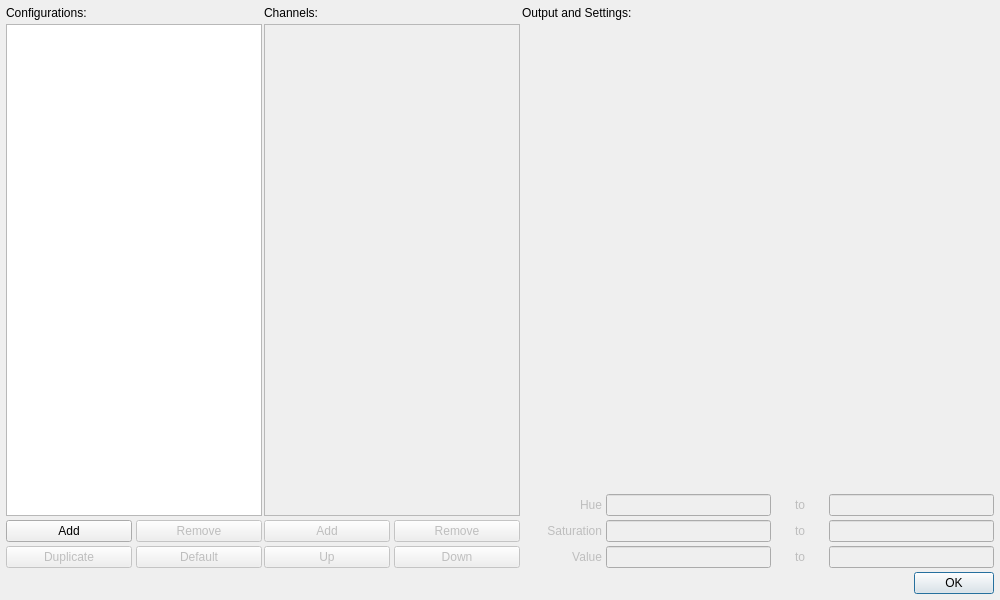
Old version of the form ui/vision_dialog.ui in the repository kipr/cs2.
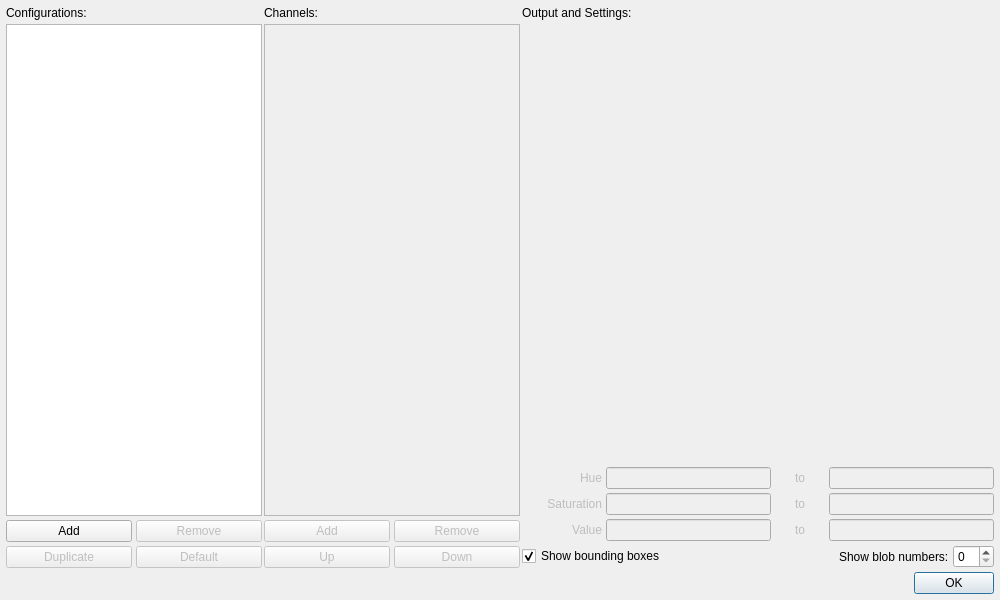
New version of the form. Icons and pictures are not drawn. Custom widgets are drawn as their Qt base class.

Commit message: Blob labeling and bbox toggling in vision dialog

What changed in the file:
```diff
--- a/ui/vision_dialog.ui
+++ b/ui/vision_dialog.ui
@@ -261,7 +261,7 @@
       </layout>
      </item>
      <item>
-      <layout class="QVBoxLayout" name="verticalLayout_2" stretch="0,1,0">
+      <layout class="QVBoxLayout" name="verticalLayout_2" stretch="0,1,0,0">
        <property name="spacing">
         <number>4</number>
        </property>
@@ -441,6 +441,47 @@
          </layout>
         </widget>
        </item>
+       <item>
+        <layout class="QHBoxLayout" name="horizontalLayout_2">
+         <item>
+          <widget class="QCheckBox" name="showBoundingBox">
+           <property name="text">
+            <string>Show bounding boxes</string>
+           </property>
+           <property name="checked">
+            <bool>true</bool>
+           </property>
+          </widget>
+         </item>
+         <item>
+          <spacer name="horizontalSpacer">
+           <property name="orientation">
+            <enum>Qt::Horizontal</enum>
+           </property>
+           <property name="sizeHint" stdset="0">
+            <size>
+             <width>40</width>
+             <height>20</height>
+            </size>
+           </property>
+          </spacer>
+         </item>
+         <item>
+          <widget class="QLabel" name="label">
+           <property name="text">
+            <string>Show blob numbers:</string>
+           </property>
+          </widget>
+         </item>
+         <item>
+          <widget class="QSpinBox" name="numBlobs">
+           <property name="maximum">
+            <number>10</number>
+           </property>
+          </widget>
+         </item>
+        </layout>
+       </item>
       </layout>
      </item>
     </layout>
```
The commit also changes 1 other file.
